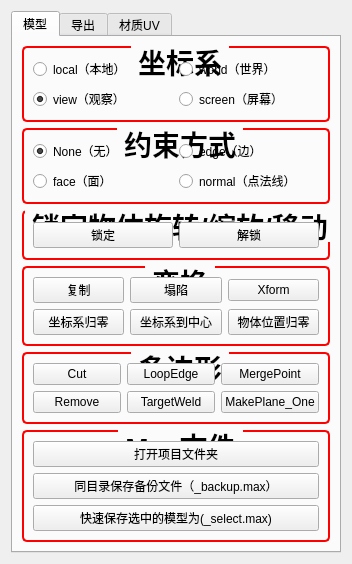
This is ui/ui.ui in fxcfxcfxc/MaxTool_FastModeing as Qt 5 draws it before an edit. The edited form follows.
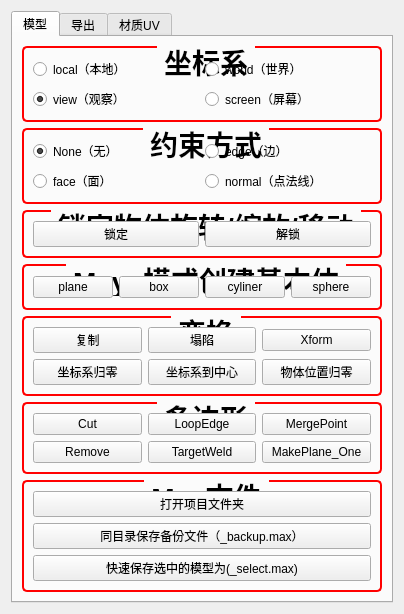
This is the edited form. The open tabs and pages were chosen to show the change.

The edit to the form file:
```diff
--- a/ui/ui.ui
+++ b/ui/ui.ui
@@ -9,15 +9,15 @@
    <rect>
     <x>0</x>
     <y>0</y>
-    <width>233</width>
-    <height>438</height>
+    <width>280</width>
+    <height>461</height>
    </rect>
   </property>
   <property name="windowTitle">
    <string>Form</string>
   </property>
   <layout class="QGridLayout" name="gridLayout_5">
-   <item row="0" column="1">
+   <item row="0" column="0">
     <widget class="QTabWidget" name="tabWidget">
      <property name="enabled">
       <bool>true</bool>
@@ -155,6 +155,43 @@
          </layout>
         </widget>
        </item>
+       <item>
+        <widget class="QGroupBox" name="groupBox">
+         <property name="title">
+          <string>Maya模式创建基本体</string>
+         </property>
+         <layout class="QHBoxLayout" name="horizontalLayout_7">
+          <item>
+           <widget class="QPushButton" name="pushButton_13">
+            <property name="text">
+             <string>plane</string>
+            </property>
+           </widget>
+          </item>
+          <item>
+           <widget class="QPushButton" name="pushButton_14">
+            <property name="text">
+             <string>box</string>
+            </property>
+           </widget>
+          </item>
+          <item>
+           <widget class="QPushButton" name="pushButton_15">
+            <property name="text">
+             <string>cyliner</string>
+            </property>
+           </widget>
+          </item>
+          <item>
+           <widget class="QPushButton" name="pushButton_31">
+            <property name="text">
+             <string>sphere</string>
+            </property>
+           </widget>
+          </item>
+         </layout>
+        </widget>
+       </item>
        <item>
         <widget class="QGroupBox" name="groupBox_5">
          <property name="title">
```
Left out of the diff: 2 changed lines with no effect on the pictures.
